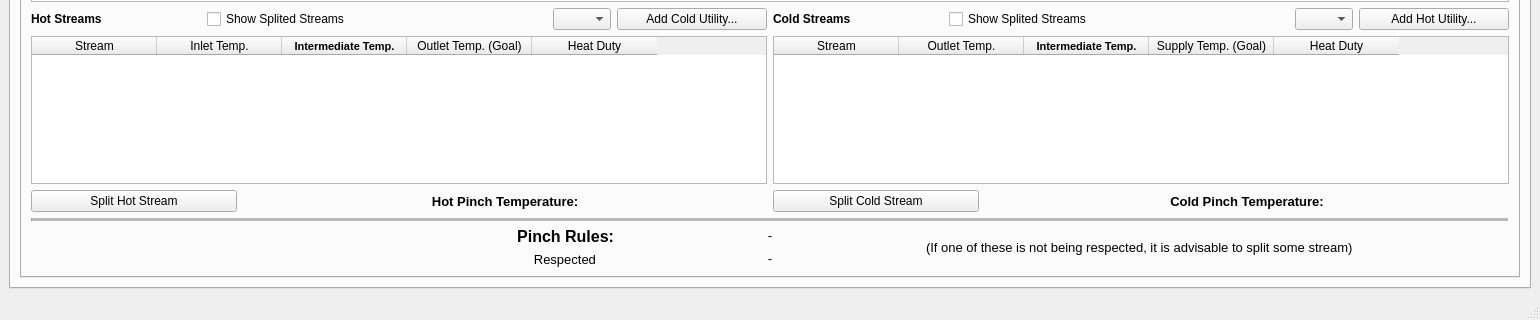
The window that interface/MPinch.ui (CarlosTadeuVassoler/MPinch) describes before a commit, drawn with Qt 5; both pictures show x 0 to 1540 and y 317 to 637 of the 1540 by 637 pixel window.
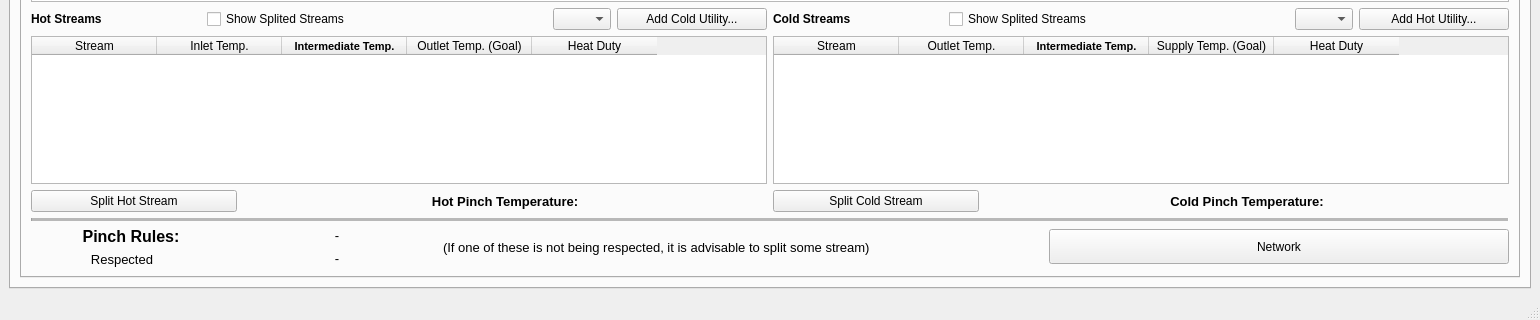
The same window after the commit. The open tabs and pages were chosen to show the change.

```diff
--- a/interface/MPinch.ui
+++ b/interface/MPinch.ui
@@ -2270,7 +2270,7 @@
                     </property>
                     <property name="maximumSize">
                      <size>
-                      <width>16777215</width>
+                      <width>200</width>
                       <height>16777215</height>
                      </size>
                     </property>
@@ -2285,12 +2285,18 @@
                      <string>Pinch Rules:</string>
                     </property>
                     <property name="alignment">
-                     <set>Qt::AlignRight|Qt::AlignTrailing|Qt::AlignVCenter</set>
+                     <set>Qt::AlignCenter</set>
                     </property>
                    </widget>
                   </item>
                   <item>
                    <widget class="QLabel" name="label_27">
+                    <property name="maximumSize">
+                     <size>
+                      <width>200</width>
+                      <height>16777215</height>
+                     </size>
+                    </property>
                     <property name="font">
                      <font>
                       <pointsize>10</pointsize>
@@ -2300,7 +2306,7 @@
                      <string>Respected     </string>
                     </property>
                     <property name="alignment">
-                     <set>Qt::AlignRight|Qt::AlignTrailing|Qt::AlignVCenter</set>
+                     <set>Qt::AlignCenter</set>
                     </property>
                    </widget>
                   </item>
@@ -2312,7 +2318,7 @@
                    <widget class="QLabel" name="label_22">
                     <property name="maximumSize">
                      <size>
-                      <width>300</width>
+                      <width>200</width>
                       <height>16777215</height>
                      </size>
                     </property>
@@ -2333,7 +2339,7 @@
                    <widget class="QLabel" name="label_25">
                     <property name="maximumSize">
                      <size>
-                      <width>300</width>
+                      <width>200</width>
                       <height>16777215</height>
                      </size>
                     </property>
@@ -2356,7 +2362,7 @@
                  <widget class="QLabel" name="xau_2">
                   <property name="minimumSize">
                    <size>
-                    <width>0</width>
+                    <width>600</width>
                     <height>0</height>
                    </size>
                   </property>
@@ -2379,6 +2385,19 @@
                   </property>
                  </widget>
                 </item>
+                <item>
+                 <widget class="QPushButton" name="pushButton_19">
+                  <property name="minimumSize">
+                   <size>
+                    <width>0</width>
+                    <height>35</height>
+                   </size>
+                  </property>
+                  <property name="text">
+                   <string>Network</string>
+                  </property>
+                 </widget>
+                </item>
                </layout>
               </item>
              </layout>
```
Left out of the diff: 33 changed lines with no effect on the pictures.
